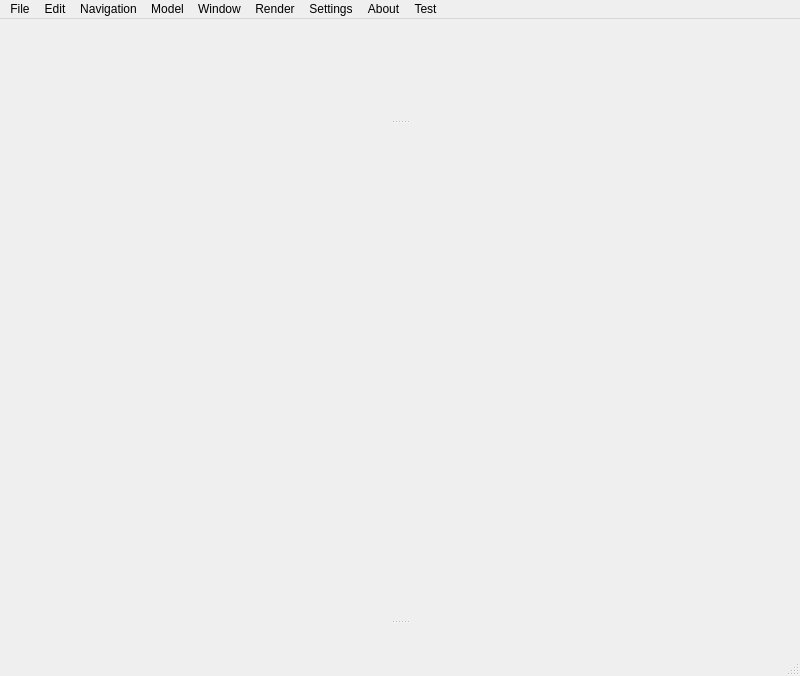
Above: src/MainWindow.ui from IDREsandbox/vsim before the change. Below: the same form after it.
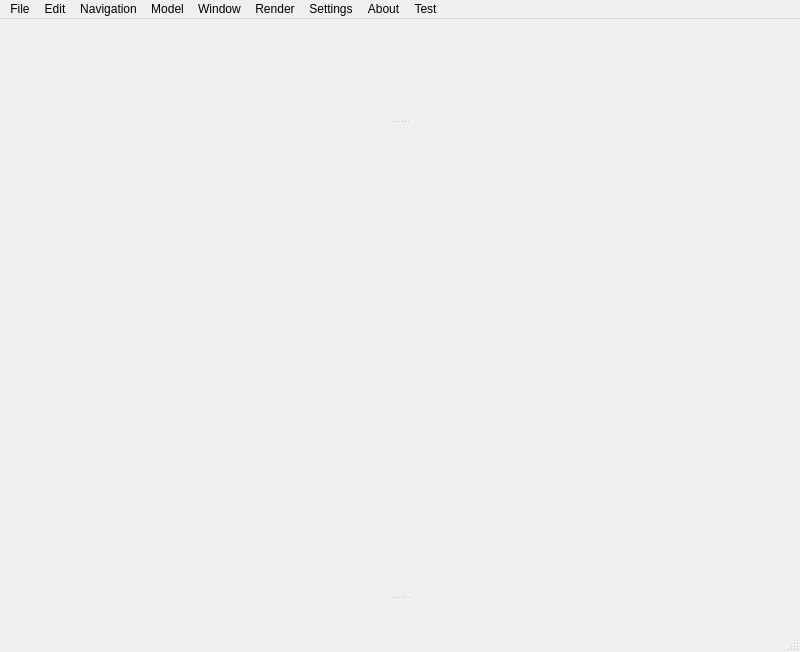
That is the form after the change. Custom widgets are drawn as their Qt base class.

```diff
--- a/src/MainWindow.ui
+++ b/src/MainWindow.ui
@@ -7,7 +7,7 @@
     <x>0</x>
     <y>0</y>
     <width>800</width>
-    <height>676</height>
+    <height>652</height>
    </rect>
   </property>
   <property name="sizePolicy">
```
Left out of the diff: 12 changed lines with no effect on the pictures.
